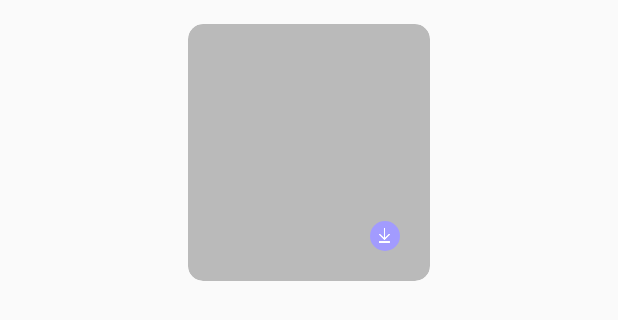
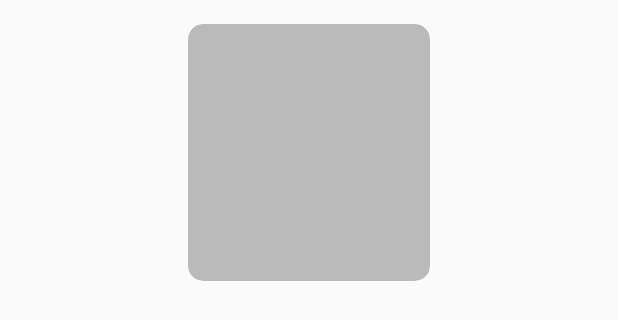
Before and after one commit to amanraghuvanshi651/Dogzzy, an Android app: the layout searched_dogs_layout.xml on its own in the app's theme, with its tools: preview values and no code run, on a phone screen of 412 x 824 dp. Shown: the top 320 px of the screen. Run offline under Robolectric (Android 15) with nearby library versions, the light colour scheme and no system bars.

Commit message:
download button removed

```diff
--- a/app/src/main/res/layout/activity_pic_view.xml
+++ b/app/src/main/res/layout/activity_pic_view.xml
@@ -39,6 +39,7 @@
                 android:layout_marginBottom="20dp"
                 android:transitionName="btnTransition"
                 android:layout_marginRight="20dp"
+                android:visibility="gone"
                 android:background="@drawable/download_background"
                 app:layout_constraintBottom_toBottomOf="parent"
                 app:layout_constraintEnd_toEndOf="parent">
--- a/app/src/main/res/layout/searched_dogs_layout.xml
+++ b/app/src/main/res/layout/searched_dogs_layout.xml
@@ -41,28 +41,28 @@
                 android:layout_marginBottom="0dp"
                 android:scaleType="centerCrop" />
 
-            <RelativeLayout
-                android:id="@+id/download_btn_search_dog_layout"
-                android:layout_width="20dp"
-                android:layout_height="20dp"
-                android:layout_marginBottom="20dp"
-                android:layout_marginRight="20dp"
-                android:layout_marginEnd="20dp"
-                android:transitionName="btnTransition"
-                android:background="@drawable/download_background"
-                android:layout_alignParentEnd="true"
-                android:layout_alignParentBottom="true">
+<!--            <RelativeLayout-->
+<!--                android:id="@+id/download_btn_search_dog_layout"-->
+<!--                android:layout_width="20dp"-->
+<!--                android:layout_height="20dp"-->
+<!--                android:layout_marginBottom="20dp"-->
+<!--                android:layout_marginRight="20dp"-->
+<!--                android:layout_marginEnd="20dp"-->
+<!--                android:transitionName="btnTransition"-->
+<!--                android:background="@drawable/download_background"-->
+<!--                android:layout_alignParentEnd="true"-->
+<!--                android:layout_alignParentBottom="true">-->
 
-                <ImageView
-                    android:id="@+id/download_logo"
-                    android:layout_width="10dp"
-                    android:layout_height="10dp"
-                    android:transitionName="downloadLogoTransition"
-                    android:layout_centerVertical="true"
-                    android:layout_centerHorizontal="true"
-                    android:src="@drawable/download"/>
+<!--                <ImageView-->
+<!--                    android:id="@+id/download_logo"-->
+<!--                    android:layout_width="10dp"-->
+<!--                    android:layout_height="10dp"-->
+<!--                    android:transitionName="downloadLogoTransition"-->
+<!--                    android:layout_centerVertical="true"-->
+<!--                    android:layout_centerHorizontal="true"-->
+<!--                    android:src="@drawable/download"/>-->
 
-            </RelativeLayout>
+<!--            </RelativeLayout>-->
 
         </RelativeLayout>
 
```
Also changed, not shown: app/src/main/java/com/jetbrains/handson/mpp/dogapplication/Activity/PicViewActivity.kt (+11 -0 lines), app/src/main/java/com/jetbrains/handson/mpp/dogapplication/Adapter/DogsAdapter.kt (+2 -6 lines).
